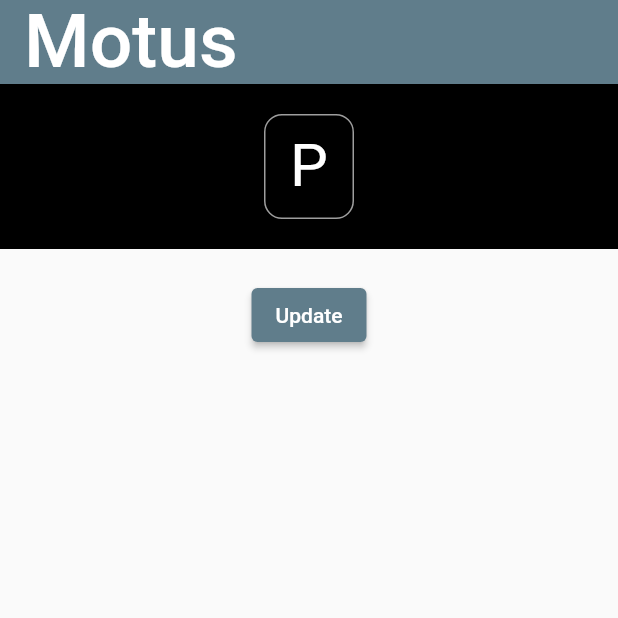
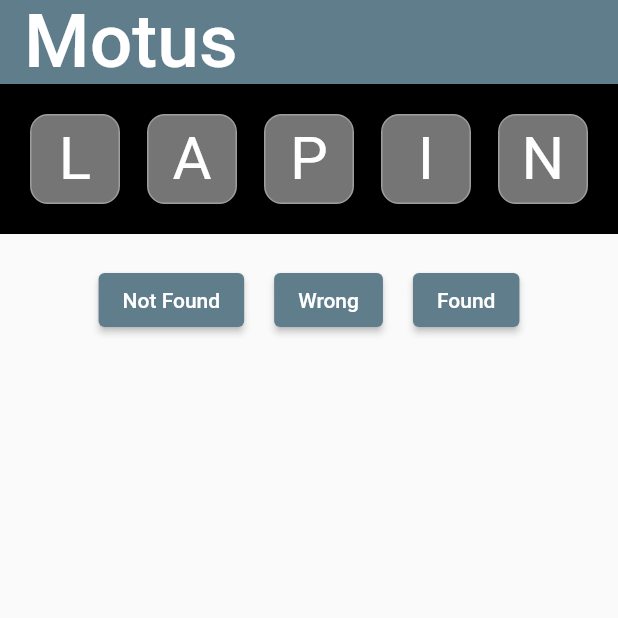
Before and after one commit to jdemorcy/motus, a Flutter app: the screen it shows after launch, on a phone screen of 412 x 824 dp, the top half of it. Run offline on Flutter 3.47's test engine with Material 2 defaults, Android fonts, the phone set to English and light mode, and no system bars.

Commit message:
Stable version - 3 test buttons allow color changes

```diff
--- a/lib/main.dart
+++ b/lib/main.dart
@@ -32,13 +32,29 @@ class MyHomePage extends StatefulWidget {
 
 class _MyHomePageState extends State<MyHomePage> {
 
-  bool status = false;
-  String letter = 'P';
+  BoxDecoration status = letterDecorationNotFound;
 
-  void changeLetter() {
+  String letter1 = '';
+  String letter2 = '';
+  String letter3 = '';
+  String letter4 = '';
+  String letter5 = '';
+
+  Map<String,String> mapLetters = {
+    'letter_1': "L",
+    'letter_2': "A",
+    'letter_3': "P",
+    'letter_4': "I",
+    'letter_5': "N",
+  };
+
+
+  void evaluateLetter({String? res, int? index}) {
+
     setState(() {
-      letter = 'V';
-      status = true;
+      if(res == 'found') status = letterDecorationFoundRightPosition;
+      if(res == 'notFound') status = letterDecorationNotFound;
+      if(res == 'wrongPosition') status = letterDecorationFoundWrongPosition;
     });
   }
 
@@ -56,17 +72,22 @@ class _MyHomePageState extends State<MyHomePage> {
         elevation: 0.0,
       ),
       body: Column(
-        children: <Widget>[Container(
+        children: <Widget>[
+          Container(
           padding: const EdgeInsets.all(20.0),
-          alignment: Alignment.topCenter,
           color: Colors.black,
-          child: Container(
+          child: Row(
+            crossAxisAlignment: CrossAxisAlignment.center,
+            mainAxisAlignment: MainAxisAlignment.spaceBetween,
+            children: <Widget>[
+              // Letter #1
+              Container(
               width: 60.0,
-            height: 70.0,
-            padding: EdgeInsets.all(10.0),
-            decoration: status ? letterDecorationFound : letterDecorationNeutral,
+              height: 60.0,
+              padding: EdgeInsets.fromLTRB(10.0, 5.0, 10.0, 10.0),
+              decoration: status,
               child: Text(
-              letter,
+                mapLetters['letter_1']!,
                 textAlign: TextAlign.center,
                 style: const TextStyle(
                   fontSize: 40.0,
@@ -74,17 +95,116 @@ class _MyHomePageState extends State<MyHomePage> {
                 ),
               ),
             ),
+              SizedBox(width: 10.0),
+
+              // Letter #2
+              Container(
+                width: 60.0,
+                height: 60.0,
+                padding: EdgeInsets.fromLTRB(10.0, 5.0, 10.0, 10.0),
+                decoration: status,
+                child: Text(
+                  mapLetters['letter_2']!,
+                  textAlign: TextAlign.center,
+                  style: const TextStyle(
+                    fontSize: 40.0,
+                    color: Colors.white,
+                  ),
+                ),
+              ),
+              SizedBox(width: 10.0),
+
+              // Letter #3
+              Container(
+                width: 60.0,
+                height: 60.0,
+                padding: EdgeInsets.fromLTRB(10.0, 5.0, 10.0, 10.0),
+                decoration: status,
+                child: Text(
+                  mapLetters['letter_3']!,
+                  textAlign: TextAlign.center,
+                  style: const TextStyle(
+                    fontSize: 40.0,
+                    color: Colors.white,
+                  ),
+                ),
+              ),
+              SizedBox(width: 10.0),
+
+              // Letter #4
+              Container(
+                width: 60.0,
+                height: 60.0,
+                padding: EdgeInsets.fromLTRB(10.0, 5.0, 10.0, 10.0),
+                decoration: status,
+                child: Text(
+                  mapLetters['letter_4']!,
+                  textAlign: TextAlign.center,
+                  style: const TextStyle(
+                    fontSize: 40.0,
+                    color: Colors.white,
+                  ),
+                ),
+              ),
+              SizedBox(width: 10.0),
+
+              // Letter #5
+              Container(
+                width: 60.0,
+                height: 60.0,
+                padding: EdgeInsets.fromLTRB(10.0, 5.0, 10.0, 10.0),
+                decoration: status,
+                child: Text(
+                  mapLetters['letter_5']!,
+                  textAlign: TextAlign.center,
+                  style: const TextStyle(
+                    fontSize: 40.0,
+                    color: Colors.white,
+                  ),
+                ),
+              ),
+
+            ],
+          ),
         ),
         SizedBox(height: 20.0),
 
+          // Action buttons
+          Row(
+            mainAxisAlignment: MainAxisAlignment.center,
+            children: <Widget>[
               ElevatedButton(
-            onPressed: () => changeLetter(),
+                onPressed: () => evaluateLetter(res: 'notFound', index: 1),
                 style: ButtonStyle(
                     backgroundColor: MaterialStateProperty.all(Colors.blueGrey)
                 ),
                 child: const Text(
-              'Update',
+                  'Not Found',
                 ),
+              ),
+              SizedBox(width: 20.0),
+
+              ElevatedButton(
+                onPressed: () => evaluateLetter(res: 'wrongPosition', index: 1),
+                style: ButtonStyle(
+                    backgroundColor: MaterialStateProperty.all(Colors.blueGrey)
+                ),
+                child: const Text(
+                  'Wrong',
+                ),
+              ),
+              SizedBox(width: 20.0),
+
+              ElevatedButton(
+                onPressed: () => evaluateLetter(res: 'found', index: 1),
+                style: ButtonStyle(
+                    backgroundColor: MaterialStateProperty.all(Colors.blueGrey)
+                ),
+                child: const Text(
+                  'Found',
+                ),
+              ),
+          ]
           ),
         ]
       ),
--- a/lib/shared/constants.dart
+++ b/lib/shared/constants.dart
@@ -1,8 +1,10 @@
 import 'package:flutter/material.dart';
 
 // Decoration of the letter containers
-BoxDecoration letterDecorationNeutral = BoxDecoration(
-    color: Colors.black,
+
+// Letter not found
+BoxDecoration letterDecorationNotFound = BoxDecoration(
+    color: Colors.grey[600],
     border: Border.all(
       color: Colors.grey,
       width: 1,
@@ -10,7 +12,19 @@ BoxDecoration letterDecorationNeutral = BoxDecoration(
     borderRadius: BorderRadius.circular(12)
 );
 
-BoxDecoration letterDecorationFound = BoxDecoration(
+// Letter not found
+BoxDecoration letterDecorationFoundWrongPosition = BoxDecoration(
+    color: Colors.red,
+    border: Border.all(
+      color: Colors.grey,
+      width: 1,
+    ),
+    borderRadius: BorderRadius.circular(12)
+);
+
+
+// Letter found in the right position
+BoxDecoration letterDecorationFoundRightPosition = BoxDecoration(
     color: Colors.green,
     border: Border.all(
       color: Colors.grey,
```
Lines whose indentation alone changed are shown as unchanged.
